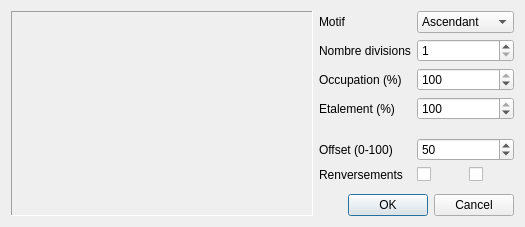
davy7125/polyphone, file sources/editor/tools/sound_spatialization/toolsoundspatialization_gui.ui: the form before one commit.
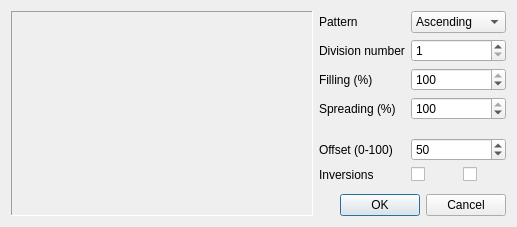
The form after the commit. Custom widgets are drawn as their Qt base class.

What changed in the file:
```diff
--- a/sources/editor/tools/sound_spatialization/toolsoundspatialization_gui.ui
+++ b/sources/editor/tools/sound_spatialization/toolsoundspatialization_gui.ui
@@ -67,7 +67,7 @@
    <item row="7" column="1">
     <widget class="QLabel" name="label_6">
      <property name="text">
-      <string>Renversements</string>
+      <string>Inversions</string>
      </property>
     </widget>
    </item>
@@ -97,7 +97,7 @@
    <item row="3" column="1">
     <widget class="QLabel" name="label_3">
      <property name="text">
-      <string>Etalement (%)</string>
+      <string>Spreading (%)</string>
      </property>
     </widget>
    </item>
@@ -141,27 +141,27 @@
     <widget class="QComboBox" name="comboPattern">
      <item>
       <property name="text">
-       <string>Ascendant</string>
+       <string>Ascending</string>
       </property>
      </item>
      <item>
       <property name="text">
-       <string>Descendant</string>
+       <string>Descending</string>
       </property>
      </item>
      <item>
       <property name="text">
-       <string>Creux</string>
+       <string>Hollow</string>
       </property>
      </item>
      <item>
       <property name="text">
-       <string>Pointe</string>
+       <string>Spike</string>
       </property>
      </item>
      <item>
       <property name="text">
-       <string>Aléatoire</string>
+       <string>Random</string>
       </property>
      </item>
     </widget>
@@ -169,7 +169,7 @@
    <item row="0" column="1">
     <widget class="QLabel" name="label">
      <property name="text">
-      <string>Motif</string>
+      <string>Pattern</string>
      </property>
     </widget>
    </item>
@@ -186,7 +186,7 @@
    <item row="1" column="1">
     <widget class="QLabel" name="label_2">
      <property name="text">
-      <string>Nombre divisions</string>
+      <string>Division number</string>
      </property>
     </widget>
    </item>
@@ -200,7 +200,7 @@
    <item row="2" column="1">
     <widget class="QLabel" name="label_4">
      <property name="text">
-      <string>Occupation (%)</string>
+      <string>Filling (%)</string>
      </property>
     </widget>
    </item>
```
